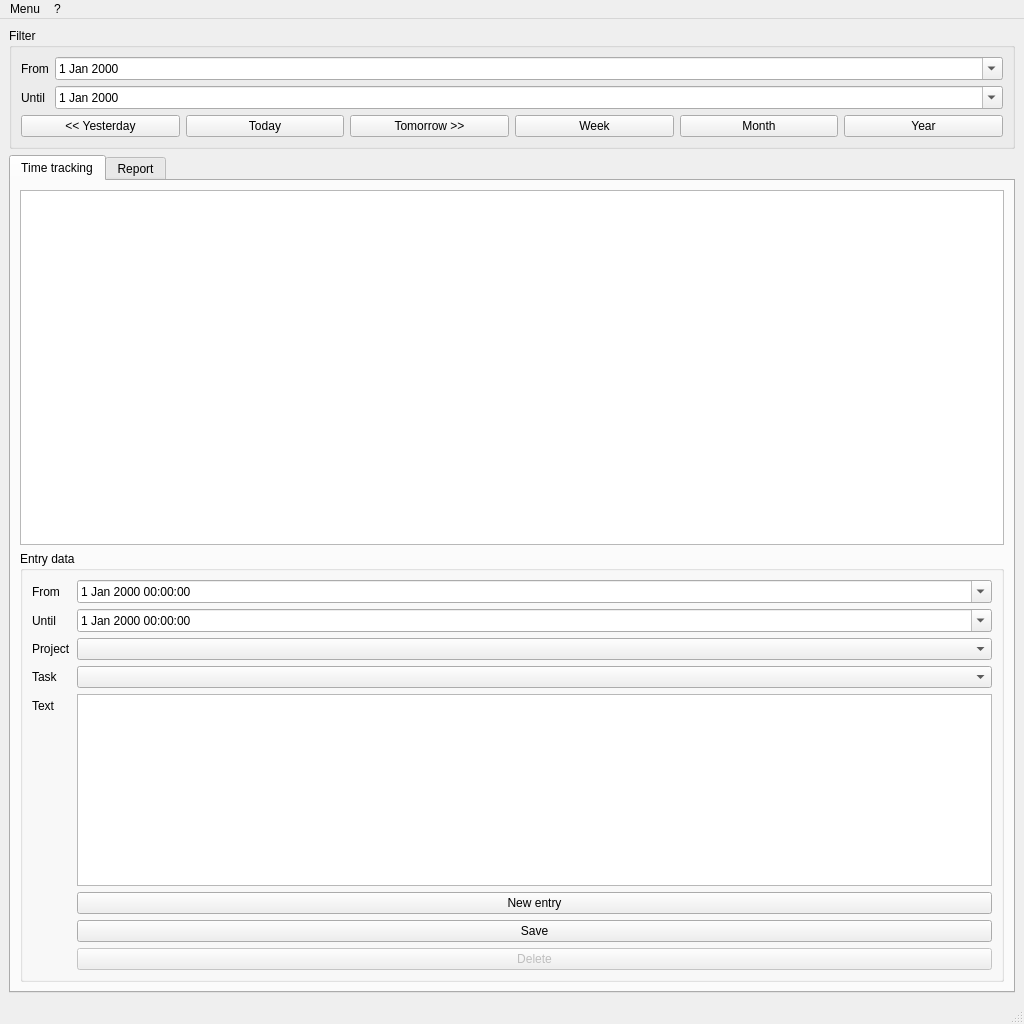
Old version of the form timetracker/mainwindow.ui in the repository tsymalla/timetracker.
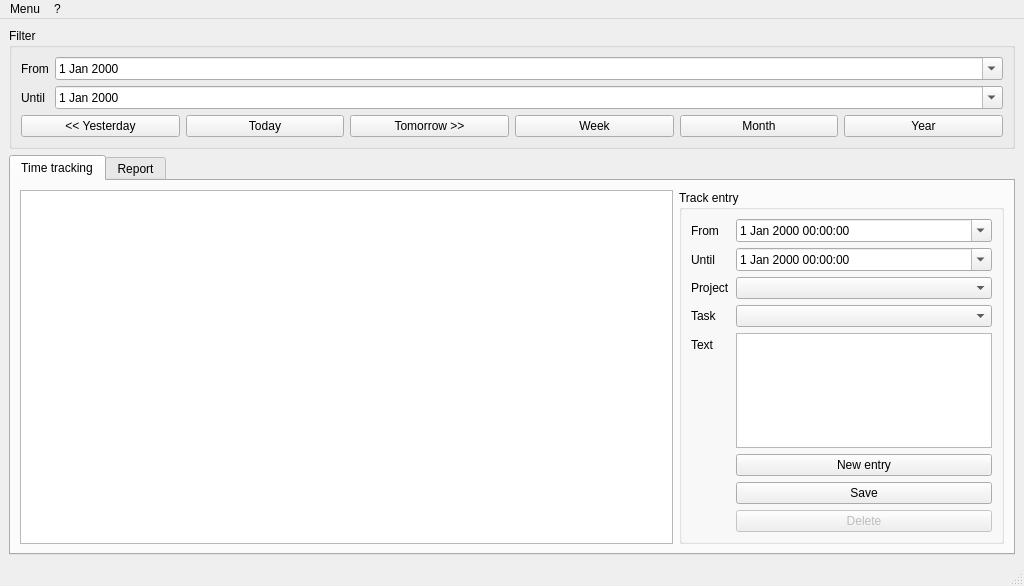
New version of the form. Icons and pictures are not drawn. Custom widgets are drawn as their Qt base class.

Commit message: Updated layout and form validation

What changed in the file:
```diff
--- a/timetracker/mainwindow.ui
+++ b/timetracker/mainwindow.ui
@@ -7,12 +7,20 @@
     <x>0</x>
     <y>0</y>
     <width>1024</width>
-    <height>1024</height>
+    <height>586</height>
    </rect>
   </property>
   <property name="windowTitle">
    <string>TimeTracker</string>
   </property>
+  <property name="windowIcon">
+   <iconset theme="default/resources/clock2.png"/>
+  </property>
+  <property name="styleSheet">
+   <string notr="true">*[isInvalid=&quot;true&quot;] {
+ background-color: yellow;
+}</string>
+  </property>
   <widget class="QWidget" name="centralwidget">
    <layout class="QVBoxLayout" name="verticalLayout">
     <item>
@@ -121,9 +129,15 @@
        <attribute name="title">
         <string>Time tracking</string>
        </attribute>
-       <layout class="QVBoxLayout" name="verticalLayout_2">
+       <layout class="QHBoxLayout" name="horizontalLayout_3">
         <item>
          <widget class="QTableView" name="tblCurrentData">
+          <property name="sizePolicy">
+           <sizepolicy hsizetype="Expanding" vsizetype="Expanding">
+            <horstretch>1</horstretch>
+            <verstretch>0</verstretch>
+           </sizepolicy>
+          </property>
           <property name="selectionMode">
            <enum>QAbstractItemView::SingleSelection</enum>
           </property>
@@ -135,7 +149,10 @@
         <item>
          <widget class="QGroupBox" name="grpData">
           <property name="title">
-           <string>Entry data</string>
+           <string>Track entry</string>
+          </property>
+          <property name="flat">
+           <bool>false</bool>
           </property>
           <layout class="QFormLayout" name="formLayout">
            <item row="0" column="0">
```
Left out of the diff: 15 changed lines with no effect on the pictures. The commit also changes 5 other files.
